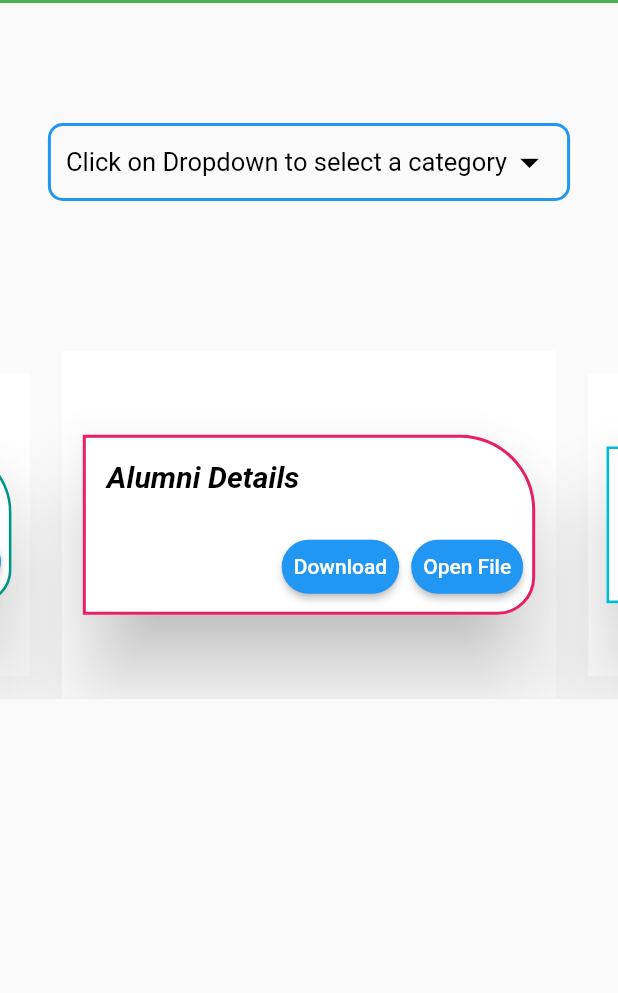
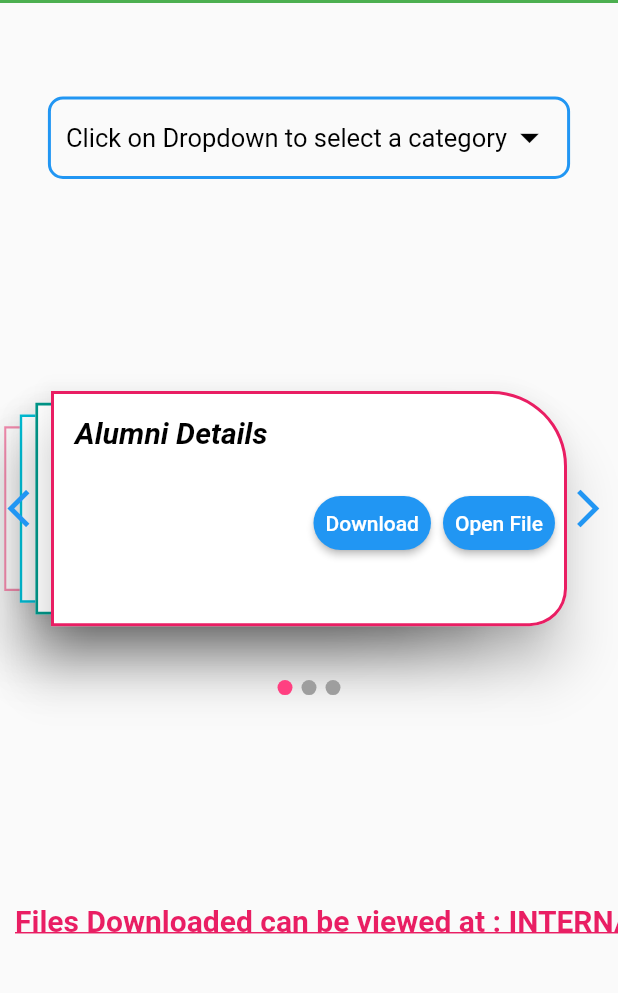
Before and after one commit to AnuraghYarlagadda/VNRPlacementsFlutter, a Flutter app: the screen it shows after launch, on a phone screen of 412 x 824 dp, the part 111-1104 px from its top. Run offline on Flutter 3.47's test engine with Material 2 defaults, Android fonts, the phone set to English and light mode, and no system bars; drawn by our look-alikes of carousel_slider, marquee; our stand-ins replace connectivity, dio, firebase_auth, firebase_database, firebase_storage, flutter_offline and 5 more; missing offline and left inert: app_settings, flutter_page_indicator, store_redirect; accounts and stored records are empty; network calls fail.

Commit message:
Left with additional features

```diff
--- a/lib/Firebase/displayFilteredCompanies.dart
+++ b/lib/Firebase/displayFilteredCompanies.dart
@@ -1,6 +1,7 @@
 import 'package:firebase_database/firebase_database.dart';
 import 'package:flutter/material.dart';
 import 'package:flutter_offline/flutter_offline.dart';
+import 'package:flutter_spinkit/flutter_spinkit.dart';
 import 'package:vnrplacements/Firebase/displayCompanyDetails.dart';
 
 class DisplayFilteredCompanies extends StatefulWidget {
@@ -101,9 +102,7 @@ class DisplayFilteredCompaniesState extends State<DisplayFilteredCompanies> {
   Widget companiesList() {
     return (Center(
       child: this._status == Status.loading.index
-          ? LinearProgressIndicator(
-              valueColor: new AlwaysStoppedAnimation<Color>(Colors.pink),
-            )
+          ? SpinKitWave(color: Colors.pink, type: SpinKitWaveType.start)
           : ListView.builder(
               padding: EdgeInsets.fromLTRB(0, 20, 0, 0),
               itemCount: this.companies.length,
--- a/lib/Firebase/selectFilter.dart
+++ b/lib/Firebase/selectFilter.dart
@@ -1,4 +1,5 @@
-import 'package:carousel_slider/carousel_slider.dart';
+import 'package:flutter_swiper/flutter_swiper.dart';
+import 'package:marquee/marquee.dart';
 import 'package:connectivity/connectivity.dart';
 import 'package:flutter/material.dart';
 import 'package:flutter_offline/flutter_offline.dart';
@@ -6,6 +7,7 @@ import 'package:vnrplacements/Firebase/displayFilteredCompanies.dart';
 import 'package:vnrplacements/FirebaseSignInAnonymous.dart';
 import 'package:vnrplacements/StoragePermissions.dart';
 import 'package:vnrplacements/card.dart';
+import 'package:flutter_page_indicator/flutter_page_indicator.dart';
 
 class Filter extends StatefulWidget {
   @override
@@ -21,18 +23,21 @@ class FilterState extends State<Filter> {
     "Software and Service",
     "Software and Product"
   ];
+  double width, height;
   @override
   void initState() {
     super.initState();
     firebaseSignIn();
     grantStoragePermissionAndCreateDir(context);
-    this.cards.add(new card("Alumni Details", "",Colors.pink));
-    this.cards.add(new card("List Of Companies", "",Colors.cyan));
-    this.cards.add(new card("Requirements and Sample Resume", "",Colors.teal));
+    this.cards.add(new card("Alumni Details", "", Colors.pink));
+    this.cards.add(new card("List Of Companies", "", Colors.cyan));
+    this.cards.add(new card("Requirements and Sample Resume", "", Colors.teal));
   }
 
   @override
   Widget build(BuildContext context) {
+    this.height = MediaQuery.of(context).size.height;
+    this.width = MediaQuery.of(context).size.width;
     return Scaffold(
       appBar: AppBar(
         title: Text("Home"),
@@ -91,36 +96,61 @@ class FilterState extends State<Filter> {
           child: SingleChildScrollView(
               scrollDirection: Axis.vertical,
               child: Column(children: <Widget>[
-                Padding(
-                  padding: EdgeInsets.fromLTRB(0, 100, 0, 0),
-                ),
-                spinner(),
-                Padding(
-                  padding: EdgeInsets.fromLTRB(0, 100, 0, 0),
-                ),
-                CarouselSlider(
-                  options: CarouselOptions(
-                    enlargeCenterPage: true,
-                  ),
-                  items: this
-                      .cards
-                      .map((item) => Container(
-                            child: Center(child: (item)),
-                            color: Colors.white,
-                            padding: EdgeInsets.all(10),
-                          ))
-                      .toList(),
-                )
+                SizedBox(height: this.height / 10),
+                spinner(this.height / 15),
+                SizedBox(height: this.height / 10),
+                cards.length == 0
+                    ? CircularProgressIndicator()
+                    : SizedBox(
+                        height: this.height / 3,
+                        child: Swiper(
+                          itemBuilder: (BuildContext context, int index) {
+                            return (SizedBox(child: cards[index]));
+                          },
+                          itemCount: cards.length,
+                          itemWidth: this.width - 60,
+                          itemHeight: this.height / 5,
+                          layout: SwiperLayout.STACK,
+                          indicatorLayout: PageIndicatorLayout.COLOR,
+                          pagination: new SwiperPagination(
+                              builder: new DotSwiperPaginationBuilder(
+                                  color: Colors.grey,
+                                  activeColor: Colors.pinkAccent)),
+                          control: new SwiperControl(),
+                          scrollDirection: Axis.horizontal,
+                        )),
+                SizedBox(
+                    height: this.height / 3,
+                    child: Marquee(
+                      text:
+                          'Files Downloaded can be viewed at : INTERNAL STORAGE/PLACEMENTS',
+                      style: TextStyle(
+                          fontWeight: FontWeight.bold,
+                          fontSize: 20,
+                          color: Colors.pink,
+                          decoration: TextDecoration.underline),
+                      scrollAxis: Axis.horizontal,
+                      crossAxisAlignment: CrossAxisAlignment.center,
+                      blankSpace: 20.0,
+                      velocity: 75.0,
+                      pauseAfterRound: Duration(milliseconds: 850),
+                      startPadding: 10.0,
+                      accelerationDuration: Duration(seconds: 1),
+                      accelerationCurve: Curves.linearToEaseOut,
+                      decelerationDuration: Duration(milliseconds: 1000),
+                      decelerationCurve: Curves.decelerate,
+                    ))
               ]))),
     );
   }
 
-  Widget spinner() {
+  Widget spinner(height) {
     return (Center(
         child: SingleChildScrollView(
             scrollDirection: Axis.horizontal,
             child: Column(children: <Widget>[
               Container(
+                  height: height,
                   padding: EdgeInsets.symmetric(horizontal: 10.0),
                   decoration: BoxDecoration(
                     borderRadius: BorderRadius.circular(10.0),
--- a/lib/card.dart
+++ b/lib/card.dart
@@ -108,7 +108,7 @@ class cardState extends State<card> {
     return (Card(
       color: Colors.white,
       borderOnForeground: true,
-      elevation: 25,
+      elevation: 15,
       shape: RoundedRectangleBorder(
           borderRadius: BorderRadius.only(
               bottomRight: Radius.circular(25), topRight: Radius.circular(50)),
@@ -194,7 +194,9 @@ class cardState extends State<card> {
           child: Text('Download'),
         ));
       } else if (this.statusOfAlumniDetails == Status.running.index) {
-        return CircularProgressIndicator();
+        return CircularProgressIndicator(
+          valueColor: new AlwaysStoppedAnimation<Color>(Colors.pink),
+        );
       } else {
         return (MaterialButton(
           onPressed: () {
@@ -255,7 +257,9 @@ class cardState extends State<card> {
           child: Text('Download'),
         ));
       } else if (this.statusOfListOfCompanies == Status.running.index) {
-        return CircularProgressIndicator();
+        return CircularProgressIndicator(
+          valueColor: new AlwaysStoppedAnimation<Color>(Colors.pink),
+        );
       } else {
         return (MaterialButton(
           onPressed: () {
@@ -317,7 +321,9 @@ class cardState extends State<card> {
           child: Text('Download'),
         ));
       } else if (this.statusOfSampleResume == Status.running.index) {
-        return CircularProgressIndicator();
+        return CircularProgressIndicator(
+          valueColor: new AlwaysStoppedAnimation<Color>(Colors.pink),
+        );
       } else {
         return (MaterialButton(
           onPressed: () {
@@ -378,7 +384,9 @@ class cardState extends State<card> {
           child: Text('Download'),
         ));
       } else if (this.statusOfInterviewDetails == Status.running.index) {
-        return CircularProgressIndicator();
+        return CircularProgressIndicator(
+          valueColor: new AlwaysStoppedAnimation<Color>(Colors.pink),
+        );
       } else {
         return (MaterialButton(
           onPressed: () {
@@ -439,7 +447,9 @@ class cardState extends State<card> {
           child: Text('Download'),
         ));
       } else if (this.statusOfInterviewQuestions == Status.running.index) {
-        return CircularProgressIndicator();
+        return CircularProgressIndicator(
+          valueColor: new AlwaysStoppedAnimation<Color>(Colors.pink),
+        );
       } else {
         return (MaterialButton(
           onPressed: () {
--- a/lib/main.dart
+++ b/lib/main.dart
@@ -1,6 +1,6 @@
 import 'package:flutter/material.dart';
 import 'package:flutter/services.dart';
-import 'package:vnrplacements/Firebase/selectFilter.dart';
+import 'Firebase/selectFilter.dart';
 
 void main() async {
   WidgetsFlutterBinding.ensureInitialized();
```
Also changed, not shown: lib/Firebase/displayCompanyDetails.dart (+55 -17 lines), lib/Home.dart (+2 -23 lines), pubspec.yaml (+2 -6 lines), pubspec.lock.
